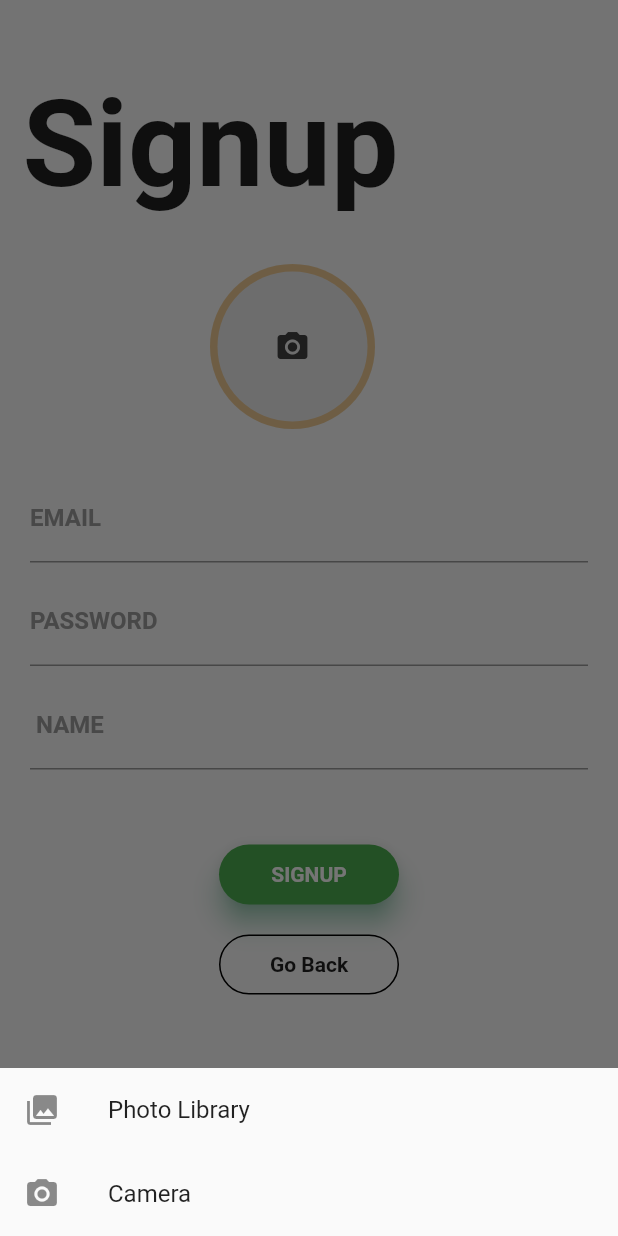
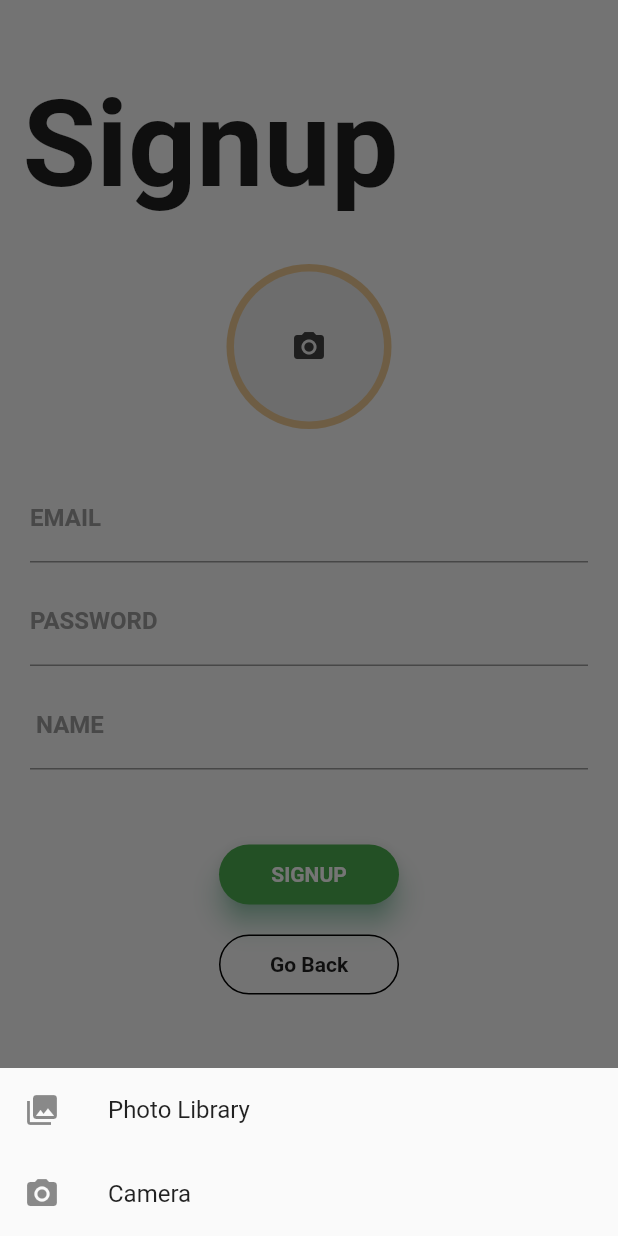
Before and after one commit to dAKdibeam/Smart-Expo-MobileApp, a Flutter app: the SignupPage screen opened by its route, after a tap on the "camera alt" icon, on a phone screen of 412 x 824 dp. Run offline on Flutter 3.47's test engine with Material 2 defaults, Android fonts, the phone set to English and light mode, and no system bars; our stand-ins replace font_awesome_flutter, image_picker; missing offline and left inert: dart:ffi; Roboto replaces fonts that are missing (Montserrat).

Commit message:
fix warning

```diff
--- a/lib/signup.dart
+++ b/lib/signup.dart
@@ -30,7 +30,7 @@ class _SignupPageState extends State<SignupPage> {
   }
 
   void _showPicker(BuildContext context) {
-    showModalBottomSheet(
+    showModalBottomSheet<void>(
         context: context,
         builder: (BuildContext bc) {
           return SafeArea(
@@ -70,6 +70,7 @@ class _SignupPageState extends State<SignupPage> {
                 child: Stack(
                   children: <Widget>[
                     Container(
+                      //alignment: FractionalOffset.center,
                       padding: EdgeInsets.fromLTRB(15.0, 50.0, 0.0, 0.0),
                       child: Text(
                         'Signup',
@@ -84,7 +85,8 @@ class _SignupPageState extends State<SignupPage> {
                 height: 32,
               ),
               Container(
-                padding: EdgeInsets.fromLTRB(140.0, 0.0, 0.0, 0.0),
+                alignment: FractionalOffset.center,
+                //padding: EdgeInsets.fromLTRB(140.0, 0.0, 0.0, 0.0),
                 child: GestureDetector(
                   onTap: () {
                     _showPicker(context);
--- a/lib/widgets/home_bg_color.dart
+++ b/lib/widgets/home_bg_color.dart
@@ -1,3 +1,4 @@
+import 'dart:ffi';
 import 'dart:ui';
 
 import 'package:flutter/material.dart';
@@ -7,7 +8,7 @@ class HomeBackgroundColor extends AnimatedWidget {
   final Animation<double> opacity;
   HomeBackgroundColor(this.opacity) : super(listenable: opacity);
 
-  Animation<double> get progress => listenable;
+  Animation<double> get progress => opacity; //listenable before
   @override
   Widget build(BuildContext context) {
     return Container(
```
